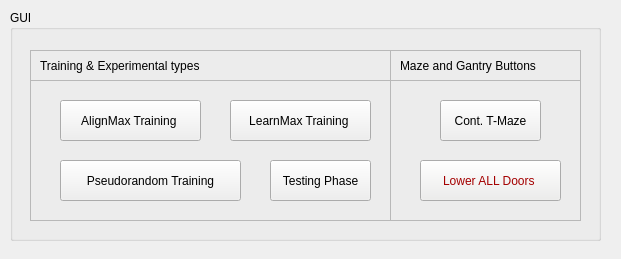
NC4Lab/omniroute_ubuntu_ws, file src/omniroute_operation/src/pseudorandom_control/pseudorandom_control_interface.ui: the form before one commit.
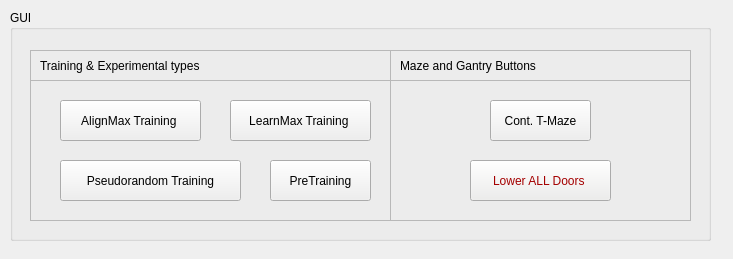
The form after the commit.

Commit message: Adding pretraining components

The edit to the form file:
```diff
--- a/src/omniroute_operation/src/pseudorandom_control/pseudorandom_control_interface.ui
+++ b/src/omniroute_operation/src/pseudorandom_control/pseudorandom_control_interface.ui
@@ -6,7 +6,7 @@
    <rect>
     <x>0</x>
     <y>0</y>
-    <width>621</width>
+    <width>733</width>
     <height>259</height>
    </rect>
   </property>
@@ -18,7 +18,7 @@
     <rect>
      <x>10</x>
      <y>10</y>
-     <width>591</width>
+     <width>701</width>
      <height>231</height>
     </rect>
    </property>
@@ -30,7 +30,7 @@
      <rect>
       <x>380</x>
       <y>70</y>
-      <width>191</width>
+      <width>301</width>
       <height>141</height>
      </rect>
     </property>
@@ -43,7 +43,7 @@
     <widget class="QPushButton" name="contTMazeBtn">
      <property name="geometry">
       <rect>
-       <x>50</x>
+       <x>100</x>
        <y>20</y>
        <width>101</width>
        <height>41</height>
@@ -56,7 +56,7 @@
     <widget class="QPushButton" name="lowerAllDoorsBtn">
      <property name="geometry">
       <rect>
-       <x>30</x>
+       <x>80</x>
        <y>80</y>
        <width>141</width>
        <height>41</height>
@@ -223,7 +223,7 @@
      <rect>
       <x>380</x>
       <y>40</y>
-      <width>191</width>
+      <width>301</width>
       <height>31</height>
      </rect>
     </property>
@@ -285,7 +285,7 @@
       </rect>
      </property>
      <property name="text">
-      <string>Testing Phase</string>
+      <string>PreTraining</string>
      </property>
     </widget>
     <widget class="QPushButton" name="pseudorandomTrainingBtn">
```
Left out of the diff: 2 changed lines with no effect on the pictures. The commit also changes 1 other file.
